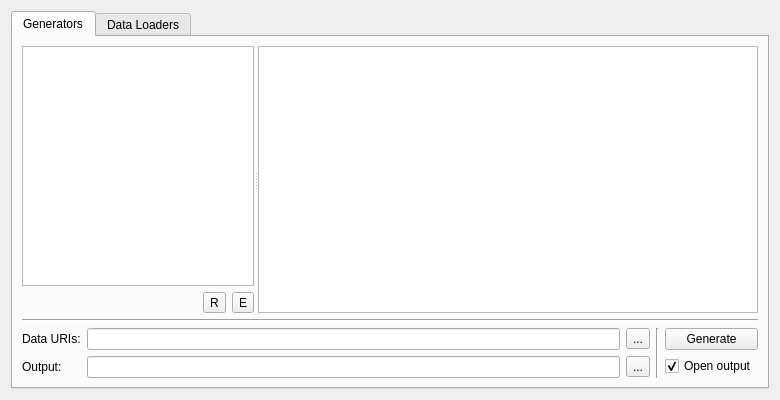
First picture: the form in CoTeTo/res/CoTeTo-GUI.ui, repository UdK-VPT/CoTeTo, before the edit.
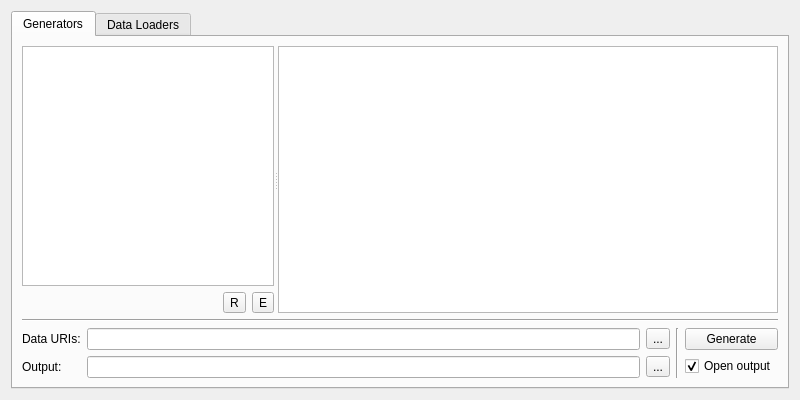
Second picture: the form after the edit. Icons and pictures are not drawn.

Commit message:
increase width a little more,
so that no horizontal scrollbar appears, even if a vertical scrollbar is existent

```diff
--- a/CoTeTo/res/CoTeTo-GUI.ui
+++ b/CoTeTo/res/CoTeTo-GUI.ui
@@ -6,7 +6,7 @@
    <rect>
     <x>0</x>
     <y>0</y>
-    <width>780</width>
+    <width>800</width>
     <height>400</height>
    </rect>
   </property>
```
